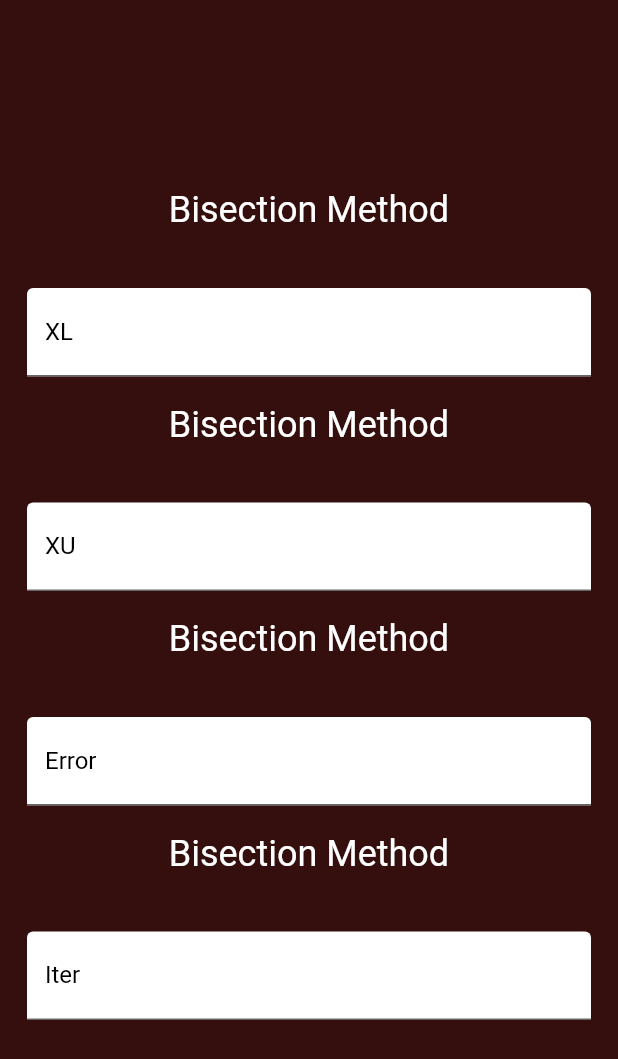
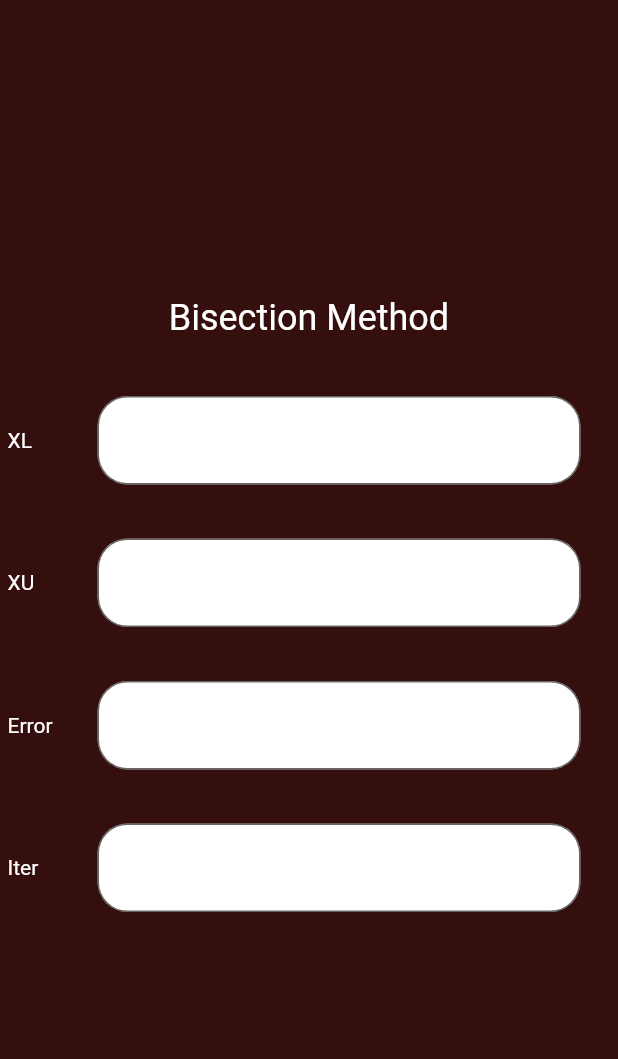
Before and after one commit to basharwalid/Numerial-analysis, a Flutter app: the bisectionInputScreen screen opened by its route, on a phone screen of 412 x 824 dp. Shown: the top 1059 px of the screen. Run offline on Flutter 3.47's test engine with Material 2 defaults, Android fonts, the phone set to English and light mode, and no system bars.

Commit message:
some edits on the bisection method Widget

```diff
--- a/lib/bisection/bisectionInputWidget.dart
+++ b/lib/bisection/bisectionInputWidget.dart
@@ -9,34 +9,29 @@ class bisectioninputWidget extends StatelessWidget {
       mainAxisAlignment: MainAxisAlignment.center,
         crossAxisAlignment: CrossAxisAlignment.center,
         children: [
-           const Padding(
-            padding: EdgeInsets.only(bottom: 20),
-            child: Text("Bisection Method",
-              textAlign: TextAlign.center,
-              style: TextStyle(
-                fontSize: 24,
-                color: Colors.white,
-              ),
-            ),
-          ),
           Row(
             children:  [
+              Container(
+                padding: const EdgeInsets.only(left: 5),
+                width: 40,
+                child: Text(text ,
+                style: const TextStyle(
+                  color: Colors.white,
+                ),
+
+                ),
+              ),
               Expanded(
                 child: Padding(
                   padding: const EdgeInsets.all(10),
                   child: Padding(
-                    padding: const EdgeInsets.all(8.0),
+                    padding: const EdgeInsets.symmetric(horizontal: 15,vertical:8),
                     child: TextField(
                       style: const TextStyle(color: Colors.black),
                       decoration: InputDecoration(
-                        label: Text(text ,
-                          style: const TextStyle(
-                            color: Colors.black
-                          ),
-                        ),
                         fillColor: Colors.white,
                         filled: true,
-                        focusedBorder: OutlineInputBorder(
+                          border: OutlineInputBorder(
                           borderSide: const BorderSide(color: Colors.black),
                           borderRadius: BorderRadius.circular(20),
                         )
--- a/lib/bisection/bisectionInputsScreen.dart
+++ b/lib/bisection/bisectionInputsScreen.dart
@@ -5,14 +5,25 @@ class bisectionInputScreen extends StatelessWidget {
   @override
   Widget build(BuildContext context) {
     return Scaffold(
-        resizeToAvoidBottomInset: false,
+        // resizeToAvoidBottomInset: false,
       body: Container(
         width: double.infinity,
         height: double.infinity,
         color: const Color(0xff350E0E),
         child: Column(
+
           mainAxisAlignment: MainAxisAlignment.center,
           children: [
+            const Padding(
+              padding: EdgeInsets.only(bottom: 20),
+              child: Text("Bisection Method",
+                textAlign: TextAlign.center,
+                style: TextStyle(
+                  fontSize: 24,
+                  color: Colors.white,
+                ),
+              ),
+            ),
             bisectioninputWidget("XL"),
             bisectioninputWidget("XU"),
             bisectioninputWidget("Error"),
--- a/pubspec.yaml
+++ b/pubspec.yaml
@@ -19,7 +19,7 @@ publish_to: 'none' # Remove this line if you wish to publish to pub.dev
 version: 1.0.0+1
 
 environment:
-  sdk: '>=2.19.4 <3.0.0'
+  sdk: '>=2.18.5 <3.0.0'
 
 # Dependencies specify other packages that your package needs in order to work.
 # To automatically upgrade your package dependencies to the latest versions
```
Also changed, not shown: pubspec.lock.
